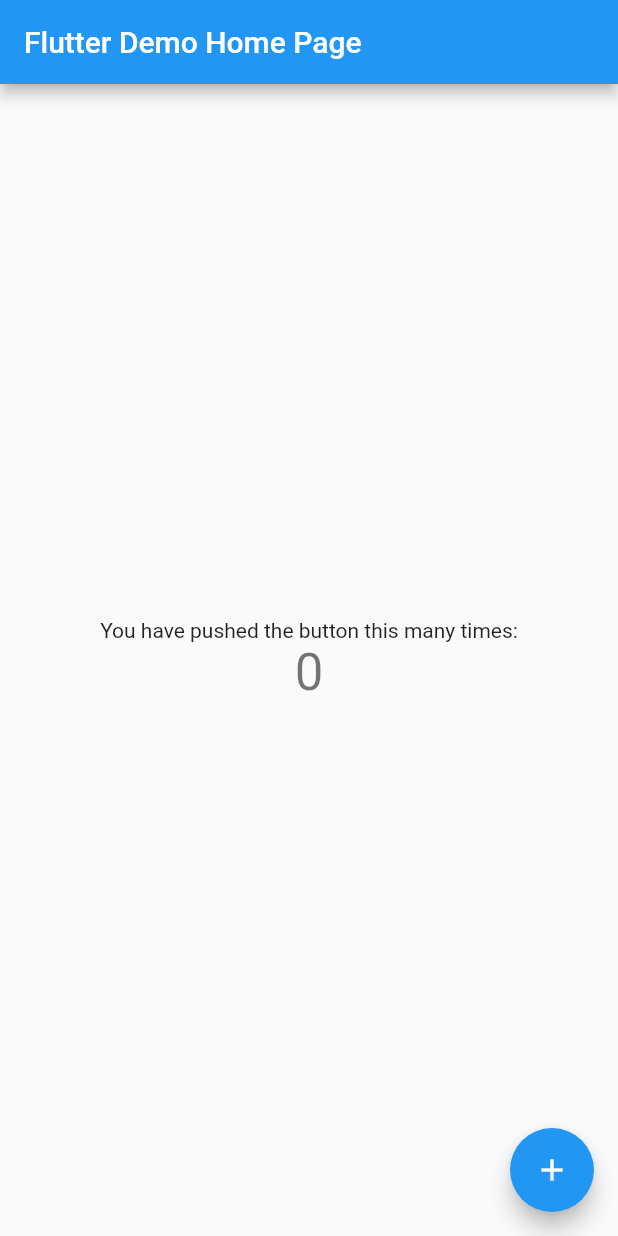
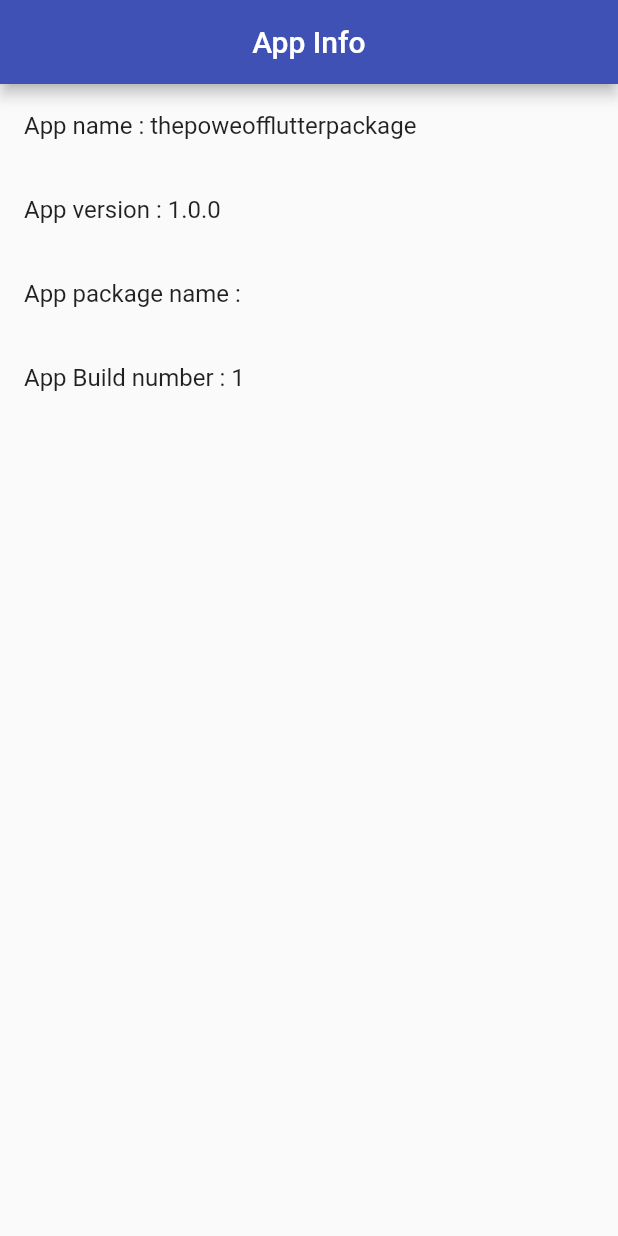
Before and after one commit to tarun4080/the_power_of_flutter_packages, a Flutter app: the screen it shows after launch, on a phone screen of 412 x 824 dp. Run offline on Flutter 3.47's test engine with Material 2 defaults, Android fonts, the phone set to English and light mode, and no system bars; our stand-ins replace package_info.

Commit message:
Added the package_info package

```diff
--- /dev/null
+++ b/lib/flutter_packages/package_info.dart
@@ -0,0 +1,54 @@
+import 'package:flutter/material.dart';
+import 'package:package_info/package_info.dart';
+
+class FlutterAppInfo extends StatefulWidget {
+
+
+  @override
+  _FlutterAppInfoState createState() => _FlutterAppInfoState();
+}
+
+class _FlutterAppInfoState extends State<FlutterAppInfo> {
+
+  String appName,packageName,version,buildNumber;
+
+  void getPackageInfo ()async{
+    PackageInfo packageInfo = await PackageInfo.fromPlatform();
+    setState(() {
+      appName = packageInfo.appName;
+      packageName = packageInfo.packageName;
+      version = packageInfo.version;
+      buildNumber = packageInfo.buildNumber;
+    });
+  }
+
+
+
+  @override
+  Widget build(BuildContext context) {
+    getPackageInfo();
+    return Scaffold(
+      appBar: AppBar(
+        backgroundColor: Colors.indigo,
+        centerTitle: true,
+        title: Text("App Info"),
+      ),
+      body: appName != null?ListView(
+        children: [
+          ListTile(
+            title: Text("App name : $appName"),
+          ), ListTile(
+            title: Text("App version : $version"),
+          ),
+          ListTile(
+            title: Text("App package name : $packageName"),
+          ), ListTile(
+            title: Text("App Build number : $buildNumber"),
+          )
+        ],
+      ):Center(
+        child: CircularProgressIndicator(),
+      )
+    );
+  }
+}
--- a/lib/main.dart
+++ b/lib/main.dart
@@ -1,117 +1,18 @@
 import 'package:flutter/material.dart';
+import 'package:thepoweofflutterpackage/flutter_packages/package_info.dart';
 
 void main() {
   runApp(MyApp());
 }
 
 class MyApp extends StatelessWidget {
-  // This widget is the root of your application.
   @override
   Widget build(BuildContext context) {
     return MaterialApp(
-      title: 'Flutter Demo',
-      theme: ThemeData(
-        // This is the theme of your application.
-        //
-        // Try running your application with "flutter run". You'll see the
-        // application has a blue toolbar. Then, without quitting the app, try
-        // changing the primarySwatch below to Colors.green and then invoke
-        // "hot reload" (press "r" in the console where you ran "flutter run",
-        // or simply save your changes to "hot reload" in a Flutter IDE).
-        // Notice that the counter didn't reset back to zero; the application
-        // is not restarted.
-        primarySwatch: Colors.blue,
-        // This makes the visual density adapt to the platform that you run
-        // the app on. For desktop platforms, the controls will be smaller and
-        // closer together (more dense) than on mobile platforms.
-        visualDensity: VisualDensity.adaptivePlatformDensity,
-      ),
-      home: MyHomePage(title: 'Flutter Demo Home Page'),
+      debugShowCheckedModeBanner: false,
+      title: 'The power of Flutter package',
+
+      home: FlutterAppInfo(),
     );
   }
 }
-
-class MyHomePage extends StatefulWidget {
-  MyHomePage({Key key, this.title}) : super(key: key);
-
-  // This widget is the home page of your application. It is stateful, meaning
-  // that it has a State object (defined below) that contains fields that affect
-  // how it looks.
-
-  // This class is the configuration for the state. It holds the values (in this
-  // case the title) provided by the parent (in this case the App widget) and
-  // used by the build method of the State. Fields in a Widget subclass are
-  // always marked "final".
-
-  final String title;
-
-  @override
-  _MyHomePageState createState() => _MyHomePageState();
-}
-
-class _MyHomePageState extends State<MyHomePage> {
-  int _counter = 0;
-
-  void _incrementCounter() {
-    setState(() {
-      // This call to setState tells the Flutter framework that something has
-      // changed in this State, which causes it to rerun the build method below
-      // so that the display can reflect the updated values. If we changed
-      // _counter without calling setState(), then the build method would not be
-      // called again, and so nothing would appear to happen.
-      _counter++;
-    });
-  }
-
-  @override
-  Widget build(BuildContext context) {
-    // This method is rerun every time setState is called, for instance as done
-    // by the _incrementCounter method above.
-    //
-    // The Flutter framework has been optimized to make rerunning build methods
-    // fast, so that you can just rebuild anything that needs updating rather
-    // than having to individually change instances of widgets.
-    return Scaffold(
-      appBar: AppBar(
-        // Here we take the value from the MyHomePage object that was created by
-        // the App.build method, and use it to set our appbar title.
-        title: Text(widget.title),
-      ),
-      body: Center(
-        // Center is a layout widget. It takes a single child and positions it
-        // in the middle of the parent.
-        child: Column(
-          // Column is also a layout widget. It takes a list of children and
-          // arranges them vertically. By default, it sizes itself to fit its
-          // children horizontally, and tries to be as tall as its parent.
-          //
-          // Invoke "debug painting" (press "p" in the console, choose the
-          // "Toggle Debug Paint" action from the Flutter Inspector in Android
-          // Studio, or the "Toggle Debug Paint" command in Visual Studio Code)
-          // to see the wireframe for each widget.
-          //
-          // Column has various properties to control how it sizes itself and
-          // how it positions its children. Here we use mainAxisAlignment to
-          // center the children vertically; the main axis here is the vertical
-          // axis because Columns are vertical (the cross axis would be
-          // horizontal).
-          mainAxisAlignment: MainAxisAlignment.center,
-          children: <Widget>[
-            Text(
-              'You have pushed the button this many times:',
-            ),
-            Text(
-              '$_counter',
-              style: Theme.of(context).textTheme.headline4,
-            ),
-          ],
-        ),
-      ),
-      floatingActionButton: FloatingActionButton(
-        onPressed: _incrementCounter,
-        tooltip: 'Increment',
-        child: Icon(Icons.add),
-      ), // This trailing comma makes auto-formatting nicer for build methods.
-    );
-  }
-}
--- a/pubspec.yaml
+++ b/pubspec.yaml
@@ -23,6 +23,8 @@
 dependencies:
   flutter:
     sdk: flutter
+  package_info: ^0.4.1
+
 
 
   # The following adds the Cupertino Icons font to your application.
```
Also changed, not shown: pubspec.lock.
